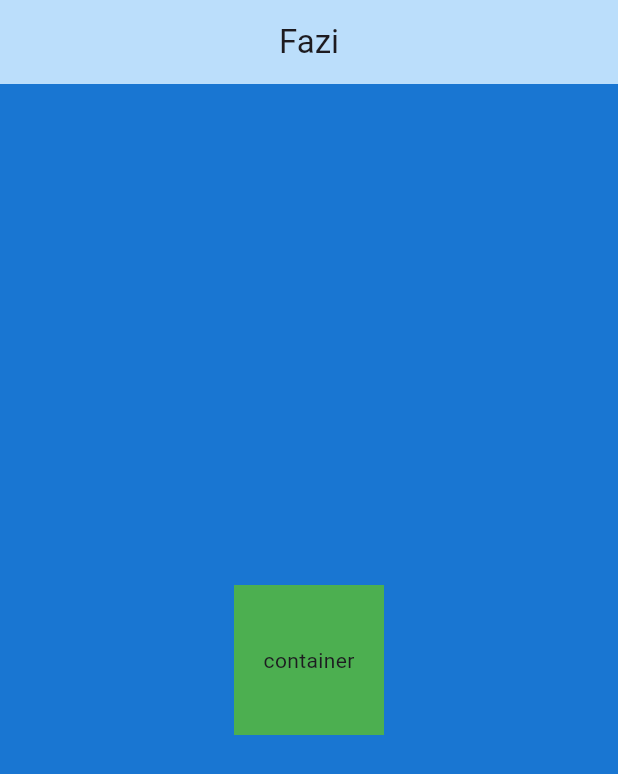
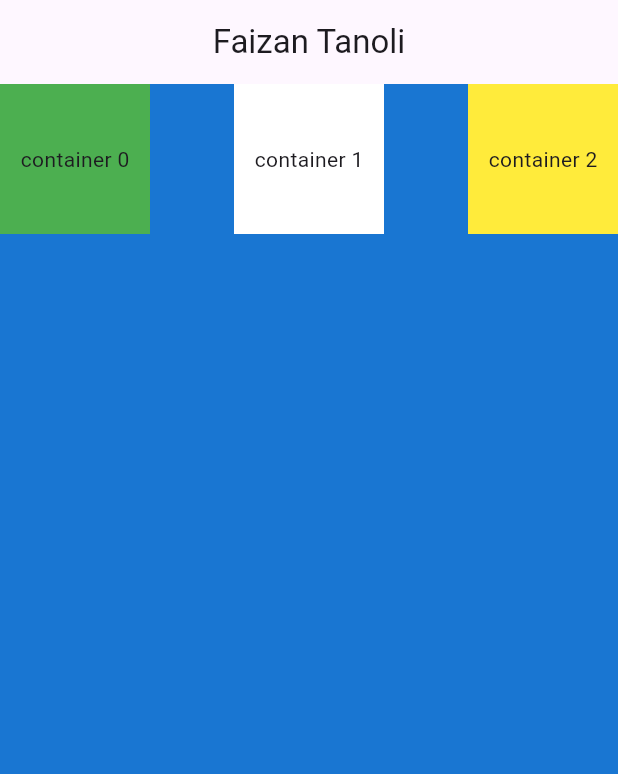
Before and after one commit to Faizan-Tanoli-1/Scratch_Flutter_Scaffold, a Flutter app: the screen it shows after launch, on a phone screen of 412 x 824 dp. Shown: the top 774 px of the screen. Run offline on Flutter 3.47's test engine with Material 3 defaults, Android fonts, the phone set to English and light mode, and no system bars; our stand-ins replace file_picker; missing offline and left inert: excel.

Commit message:
almost basics clear

```diff
--- a/lib/main.dart
+++ b/lib/main.dart
@@ -1,30 +1,57 @@
 import 'package:flutter/material.dart';
+import 'package:hello_world/excel_upload.dart';
 
 void main() {
   runApp(MyWidget());
 }
 
-class MyWidget extends StatelessWidget {
+class MyWidget extends StatefulWidget {
   const MyWidget({super.key});
 
   @override
+  State<MyWidget> createState() => _MyWidgetState();
+}
+
+class _MyWidgetState extends State<MyWidget> {
+  @override
   Widget build(BuildContext context) {
     return MaterialApp(
-      home: Scaffold(
+      debugShowCheckedModeBanner: false,
+      home:Scaffold(
         backgroundColor: Colors.blue.shade700,
         appBar: AppBar(
           centerTitle: true,
-          backgroundColor: Colors.blue.shade100,
-          title: Text('Fazi'),
+
+          title: Text('Faizan Tanoli'),
+          actions: [
+
+          ],
         ),
-        body: Center(
-          child: Container(
-            width: 100,
-            height: 100,
-            color: Colors.green,
-            child: Center(child: Text("container")),
+        body: SafeArea(
+          child: Row(
+            mainAxisAlignment: MainAxisAlignment.spaceBetween,
+            children: [
+              Container(
+                width: 100,
+                height: 100,
+                color: Colors.green,
+                child: Center(child: Text("container 0")),
+              ),
+              Container(
+                width: 100,
+                height: 100,
+                color: Colors.white,
+                child: Center(child: Text("container 1")),
+              ),
+              Container(
+                width: 100,
+                height: 100,
+                color: Colors.yellow,
+                child: Center(child: Text("container 2")),
+              ),
+            ],
           ),
-        )
+        ),
       ),
     );
   }
```
